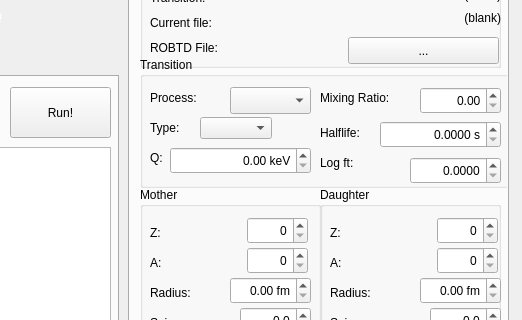
First picture: the form in source/executables/bsg_gui/bsg_gui/ui/MainWindow.ui, repository leenderthayen/BSG, before the edit; both pictures show x 422 to 944 and y 98 to 418 of the 944 by 800 pixel window.
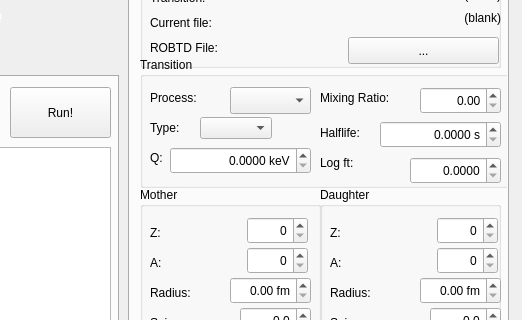
Second picture: the form after the edit. Icons and pictures are not drawn. Custom widgets are drawn as their Qt base class.

Diff of the .ui file:
```diff
--- a/source/executables/bsg_gui/bsg_gui/ui/MainWindow.ui
+++ b/source/executables/bsg_gui/bsg_gui/ui/MainWindow.ui
@@ -1117,6 +1117,9 @@
        <property name="suffix">
         <string> keV</string>
        </property>
+       <property name="decimals">
+        <number>4</number>
+       </property>
        <property name="maximum">
         <double>20000.000000000000000</double>
        </property>
```
